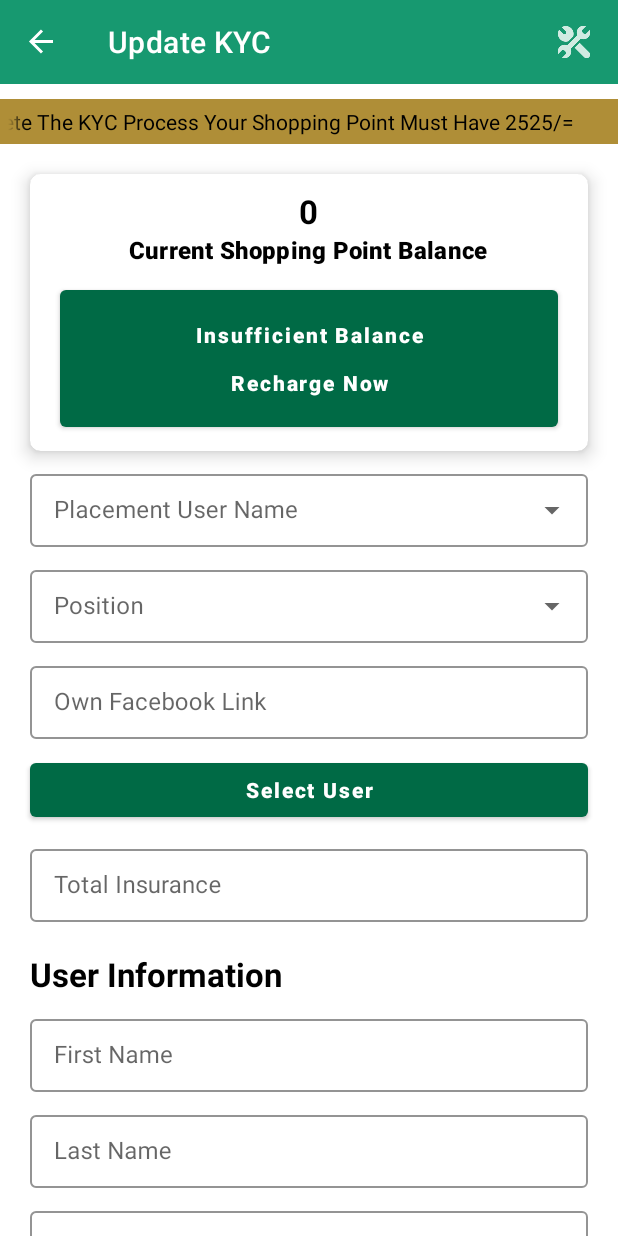
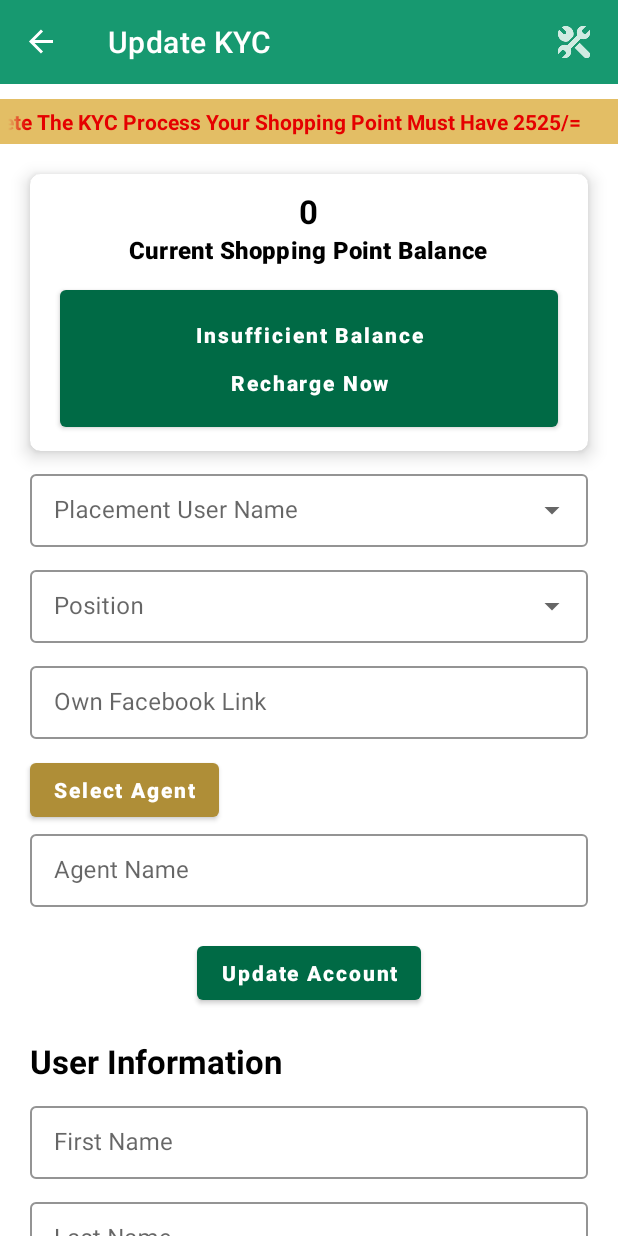
Before and after one commit to IbrarTanim/PBIBD-App, an Android app: the MainActivity screen opened directly, with no data from a screen before it, after a tap on "Update KYC", on a phone screen of 412 x 824 dp. Run offline under Robolectric (Android 15) with nearby library versions, the phone set to English and light mode, and no system bars; our stand-ins replace CircleImageView, navigation-ui; libraries missing offline, so code that uses them is left out: es.dmoral.toasty; 1 statement that could not run was skipped.

Commit message:
13/03/2022 02

```diff
--- a/app/src/main/java/com/pbilbd/network/NetworkInterface.java
+++ b/app/src/main/java/com/pbilbd/network/NetworkInterface.java
@@ -3,6 +3,7 @@ package com.pbilbd.network;
 import com.pbilbd.dto.responses.dashboard.DashboardResponse;
 import com.pbilbd.dto.responses.defaultsuccess.DefaultSuccessResponse;
 import com.pbilbd.dto.responses.loginresponse.LoginResponse;
+import com.pbilbd.dto.responses.placementuser.PlacementUserResponse;
 import com.pbilbd.dto.responses.regresponse.RegistrationResponse;
 import com.pbilbd.dto.responses.shoppingpointtransactions.ShoppingPointTransactionsResponse;
 
@@ -78,4 +79,12 @@ public interface NetworkInterface {
      * */
     @POST("dashboard")
     Call<DashboardResponse> dashboardInfo(@Header("Authorization") String accessToken);
+
+    /**
+     * Placement
+     * User
+     * Search
+     * */
+    @POST("placement")
+    Call<PlacementUserResponse> searchPlacementUser(@Header("Authorization") String accessToken, @Query("username") String placementUser);
 }
--- a/app/src/main/java/com/pbilbd/ui/dashboard/updatekyc/UpdateKYCFragment.java
+++ b/app/src/main/java/com/pbilbd/ui/dashboard/updatekyc/UpdateKYCFragment.java
@@ -1,30 +1,89 @@
 package com.pbilbd.ui.dashboard.updatekyc;
 
+import android.content.Context;
 import android.os.Bundle;
+import android.text.Editable;
+import android.text.TextWatcher;
 import android.view.LayoutInflater;
 import android.view.View;
 import android.view.ViewGroup;
+import android.widget.ArrayAdapter;
 
 import androidx.annotation.NonNull;
 import androidx.annotation.Nullable;
 import androidx.fragment.app.Fragment;
+import androidx.lifecycle.Observer;
+import androidx.lifecycle.ViewModelProvider;
 
 import com.pbilbd.databinding.UpdateKYCFragmentBinding;
+import com.pbilbd.dto.responses.placementuser.Datum;
+import com.pbilbd.dto.responses.placementuser.PlacementUserResponse;
 
 public class UpdateKYCFragment extends Fragment {
 
-    private UpdateKYCViewModel mViewModel;
+    private Context context;
+    private UpdateKYCViewModel viewModel;
     private UpdateKYCFragmentBinding binding;
 
     @Override
     public View onCreateView(@NonNull LayoutInflater inflater, @Nullable ViewGroup container,
                              @Nullable Bundle savedInstanceState) {
         binding = UpdateKYCFragmentBinding.inflate(inflater, container, false);
-
         binding.marqueeText.setSelected(true);
-
+        viewModel =
+                new ViewModelProvider(this).get(UpdateKYCViewModel.class);
+        viewModel.initViewModel(context);
         return binding.getRoot();
     }
 
+    @Override
+    public void onResume() {
+        super.onResume();
 
+        //search placement user on inputs
+        binding.atvPlacementUserName.addTextChangedListener(new TextWatcher() {
+            @Override
+            public void beforeTextChanged(CharSequence charSequence, int i, int i1, int i2) {
+
+            }
+
+            @Override
+            public void onTextChanged(CharSequence charSequence, int i, int i1, int i2) {
+
+            }
+
+            @Override
+            public void afterTextChanged(Editable editable) {
+                String searchPlacementUser = String.valueOf(editable);
+                searchPlacementUser(searchPlacementUser);
+            }
+        });
+    }
+
+    private void searchPlacementUser(String searchPlacementUser) {
+        viewModel.searchPlacementUser(searchPlacementUser)
+                .observe(getViewLifecycleOwner(), new Observer<PlacementUserResponse>() {
+                    @Override
+                    public void onChanged(PlacementUserResponse placementUserResponse) {
+                        if (placementUserResponse != null && placementUserResponse.getData() != null){
+                            if (!placementUserResponse.getData().isEmpty()){
+                                ArrayAdapter<Datum> placementUserSpinnerAdapter = new ArrayAdapter<Datum>(context, android.R.layout.simple_spinner_item, placementUserResponse.getData());
+                                binding.atvPlacementUserName.setAdapter(placementUserSpinnerAdapter);
+                            }
+                        }
+                    }
+                });
+    }
+
+    @Override
+    public void onAttach(@NonNull Context context) {
+        super.onAttach(context);
+        this.context = context;
+    }
+
+    @Override
+    public void onDestroy() {
+        binding = null;
+        super.onDestroy();
+    }
 }
--- /dev/null
+++ b/app/src/main/java/com/pbilbd/ui/dashboard/updatekyc/UpdateKYCRepository.java
@@ -0,0 +1,63 @@
+package com.pbilbd.ui.dashboard.updatekyc;
+
+import android.content.Context;
+import android.util.Log;
+
+import androidx.lifecycle.MutableLiveData;
+
+import com.pbilbd.constants.BaseConstants;
+import com.pbilbd.dto.responses.placementuser.PlacementUserResponse;
+import com.pbilbd.network.NetworkClient;
+import com.pbilbd.network.NetworkInterface;
+import com.pbilbd.utils.SharedPreffManager;
+
+import es.dmoral.toasty.Toasty;
+import retrofit2.Call;
+import retrofit2.Callback;
+import retrofit2.Response;
+
+public class UpdateKYCRepository {
+
+    private Context context;
+    private NetworkInterface networkInterface;
+    private SharedPreffManager preffManager;
+    private String ACCESS_TOKEN;
+    private MutableLiveData<Integer> placementErrorLiveData;
+
+    public UpdateKYCRepository(Context context) {
+        this.context = context;
+        networkInterface = NetworkClient.getNetworkService();
+        preffManager = new SharedPreffManager(context);
+        ACCESS_TOKEN = "Bearer " + preffManager.getString(BaseConstants.ACCESS_TOKEN);
+        placementErrorLiveData = new MutableLiveData<>();
+    }
+
+    public MutableLiveData<PlacementUserResponse> searchPlacementUser(String placementUser){
+
+        MutableLiveData<PlacementUserResponse> liveData = new MutableLiveData<>();
+
+        Log.e("KYC Token", ACCESS_TOKEN);
+
+        Call<PlacementUserResponse> pojoCall = networkInterface.searchPlacementUser(ACCESS_TOKEN, placementUser);
+
+        pojoCall.enqueue(new Callback<PlacementUserResponse>() {
+            @Override
+            public void onResponse(Call<PlacementUserResponse> call, Response<PlacementUserResponse> response) {
+                if (response.code() == 200){
+                    liveData.postValue(response.body());
+                }else if (response.code() == 401){
+                    Toasty.warning(context, BaseConstants.ERROR_UNAUTHORIZED).show();
+                }else {
+                    Toasty.warning(context, "No data found.").show();
+                }
+            }
+
+            @Override
+            public void onFailure(Call<PlacementUserResponse> call, Throwable t) {
+                Toasty.warning(context, BaseConstants.ERROR_FAILURE).show();
+            }
+        });
+
+        return liveData;
+    }
+}
--- a/app/src/main/java/com/pbilbd/ui/dashboard/updatekyc/UpdateKYCViewModel.java
+++ b/app/src/main/java/com/pbilbd/ui/dashboard/updatekyc/UpdateKYCViewModel.java
@@ -1,7 +1,21 @@
 package com.pbilbd.ui.dashboard.updatekyc;
 
+import android.content.Context;
+
+import androidx.lifecycle.MutableLiveData;
 import androidx.lifecycle.ViewModel;
 
+import com.pbilbd.dto.responses.placementuser.PlacementUserResponse;
+
 public class UpdateKYCViewModel extends ViewModel {
-    // TODO: Implement the ViewModel
+
+    private UpdateKYCRepository repository;
+
+    public void initViewModel(Context context) {
+        repository = new UpdateKYCRepository(context);
+    }
+
+    public MutableLiveData<PlacementUserResponse> searchPlacementUser(String placementUser){
+        return repository.searchPlacementUser(placementUser);
+    }
 }
--- a/app/src/main/java/com/pbilbd/ui/settings/SettingsRepository.java
+++ b/app/src/main/java/com/pbilbd/ui/settings/SettingsRepository.java
@@ -33,7 +33,7 @@ public class SettingsRepository {
 
     public void logout(){
 
-        String accessToken = preffManager.getString(BaseConstants.ACCESS_TOKEN);
+        String accessToken = "Bearer " + preffManager.getString(BaseConstants.ACCESS_TOKEN);
         Log.e("Logout", accessToken);
 
         Call<DefaultSuccessResponse> pojoCall = networkInterface.logout(accessToken);
--- a/app/src/main/res/layout/nav_header_main.xml
+++ b/app/src/main/res/layout/nav_header_main.xml
@@ -15,7 +15,7 @@
         android:layout_gravity="center"
         android:contentDescription="@string/nav_header_desc"
         android:src="@drawable/pbi_user_64"
-        app:civ_border_color="@color/primaryLightColor"
+        app:civ_border_color="@color/white"
         app:civ_border_width="@dimen/one"
         app:civ_circle_background_color="@color/profile_background" />
 
@@ -27,7 +27,7 @@
         android:paddingTop="@dimen/five"
         android:text="@string/nav_header_title"
         android:textAppearance="@style/TextAppearance.MaterialComponents.Subtitle1"
-        android:textColor="@color/secondaryTextColor"
+        android:textColor="@color/primaryTextColor"
         android:textStyle="bold" />
 
     <TextView
@@ -39,5 +39,5 @@
         android:paddingTop="@dimen/five"
         android:text="@string/nav_header_subtitle"
         android:textAppearance="@style/TextAppearance.MaterialComponents.Subtitle2"
-        android:textColor="@color/secondaryTextColor" />
+        android:textColor="@color/primaryTextColor" />
 </LinearLayout>
--- a/app/src/main/res/layout/update_k_y_c_fragment.xml
+++ b/app/src/main/res/layout/update_k_y_c_fragment.xml
@@ -16,7 +16,7 @@
             android:layout_width="wrap_content"
             android:layout_height="wrap_content"
             android:layout_marginTop="@dimen/ten"
-            android:background="@color/secondaryColor"
+            android:background="@color/secondaryLightColor"
             android:ellipsize="marquee"
             android:fadingEdge="horizontal"
             android:marqueeRepeatLimit="marquee_forever"
@@ -24,7 +24,8 @@
             android:scrollHorizontally="true"
             android:singleLine="true"
             android:text="To Complete The KYC Process Your Shopping Point Must Have 2525/="
-            android:textColor="@color/black"
+            android:textColor="@color/red"
+            android:textStyle="bold"
             app:layout_constraintEnd_toEndOf="parent"
             app:layout_constraintTop_toTopOf="parent" />
 
@@ -96,12 +97,12 @@
             app:layout_constraintTop_toBottomOf="@+id/balance_card">
 
             <com.google.android.material.textfield.MaterialAutoCompleteTextView
+                android:id="@+id/atv_placement_user_name"
                 android:layout_width="match_parent"
                 android:layout_height="wrap_content"
-                android:inputType="none" />
+                android:inputType="text"/>
 
         </com.google.android.material.textfield.TextInputLayout>
-
 
         <com.google.android.material.textfield.TextInputLayout
             android:id="@+id/position_layout"
@@ -116,12 +117,12 @@
             app:layout_constraintTop_toBottomOf="@+id/placement_user_layout">
 
             <com.google.android.material.textfield.MaterialAutoCompleteTextView
+                android:id="@+id/atv_position"
                 android:layout_width="match_parent"
                 android:layout_height="wrap_content"
                 android:inputType="none" />
 
         </com.google.android.material.textfield.TextInputLayout>
-
 
         <com.google.android.material.textfield.TextInputLayout
             android:id="@+id/own_fb_layout"
@@ -143,35 +144,51 @@
         </com.google.android.material.textfield.TextInputLayout>
 
         <com.google.android.material.button.MaterialButton
-            android:id="@+id/select_user_btn"
-            style="@style/ButtonStyle"
-            android:layout_width="match_parent"
+            android:id="@+id/select_agent_btn"
+            style="@style/ButtonStyleWhite"
+            android:layout_width="wrap_content"
             android:layout_height="wrap_content"
             android:layout_marginStart="@dimen/twenty"
             android:layout_marginTop="@dimen/ten"
             android:layout_marginEnd="@dimen/twenty"
-            android:text="Select User"
-            app:layout_constraintTop_toBottomOf="@+id/own_fb_layout" />
-
+            android:text="Select Agent"
+            app:layout_constraintTop_toBottomOf="@+id/own_fb_layout"
+            app:layout_constraintStart_toStartOf="parent"/>
 
         <com.google.android.material.textfield.TextInputLayout
-            android:id="@+id/total_insurance_layout"
+            android:id="@+id/agent_name_layout"
             style="@style/TextInputLayout"
             android:layout_width="match_parent"
             android:layout_height="wrap_content"
             android:layout_marginStart="@dimen/twenty"
-            android:layout_marginTop="@dimen/ten"
             android:layout_marginEnd="@dimen/twenty"
-            android:hint="Total Insurance"
+            android:hint="Agent Name"
             app:endIconMode="clear_text"
-            app:layout_constraintTop_toBottomOf="@+id/select_user_btn">
+            app:layout_constraintTop_toBottomOf="@+id/select_agent_btn">
 
             <com.google.android.material.textfield.TextInputEditText
                 android:layout_width="match_parent"
                 android:layout_height="wrap_content"
-                android:inputType="number" />
+                android:inputType="none" />
 
         </com.google.android.material.textfield.TextInputLayout>
+
+
+        <com.google.android.material.button.MaterialButton
+            android:id="@+id/update_account_btn"
+            style="@style/ButtonStyle"
+            android:layout_width="wrap_content"
+            android:layout_height="wrap_content"
+            android:layout_marginTop="@dimen/twenty"
+            android:layout_marginBottom="@dimen/thirty"
+            android:text="Update Account"
+            android:textStyle="bold"
+            app:layout_constraintEnd_toEndOf="parent"
+            app:layout_constraintStart_toStartOf="parent"
+            app:layout_constraintTop_toBottomOf="@+id/agent_name_layout" />
+
+
+        <!--User Information Start-->
 
         <com.google.android.material.textview.MaterialTextView
             android:id="@+id/user_info_title"
@@ -186,7 +203,7 @@
             android:textColor="@color/black"
             android:textStyle="bold"
             app:layout_constraintStart_toStartOf="parent"
-            app:layout_constraintTop_toBottomOf="@+id/total_insurance_layout" />
+            app:layout_constraintTop_toBottomOf="@+id/update_account_btn" />
 
         <com.google.android.material.textfield.TextInputLayout
             android:id="@+id/user_first_name_layout"
@@ -609,6 +626,9 @@
 
         </LinearLayout>
 
+        <!--User Information End-->
+
+        <!--Nominee Information Start-->
 
         <com.google.android.material.textview.MaterialTextView
             android:id="@+id/nominee_info_title"
@@ -735,6 +755,9 @@
 
         </com.google.android.material.textfield.TextInputLayout>
 
+        <!--Nominee Information End-->
+
+        <!--Bank Information Start-->
 
         <com.google.android.material.textview.MaterialTextView
             android:id="@+id/bank_info_title"
@@ -830,6 +853,9 @@
 
         </com.google.android.material.textfield.TextInputLayout>
 
+        <!--Bank Information End-->
+
+        <!--Mobile Bank Information Start-->
 
         <com.google.android.material.textview.MaterialTextView
             android:id="@+id/mobile_bank_info_title"
@@ -886,8 +912,11 @@
 
         </com.google.android.material.textfield.TextInputLayout>
 
+        <!--Mobile Bank Information End-->
 
-        <com.google.android.material.textview.MaterialTextView
+        <!--Insurance Information Start-->
+
+        <!--<com.google.android.material.textview.MaterialTextView
             android:id="@+id/insurance_info_title"
             android:layout_width="wrap_content"
             android:layout_height="wrap_content"
@@ -967,20 +996,22 @@
                 android:maxLines="1"
                 android:text="No File Selected" />
 
-        </LinearLayout>
+        </LinearLayout>-->
+
+        <!--Insurance Information End-->
 
         <com.google.android.material.button.MaterialButton
-            android:id="@+id/update_kyc_btn"
+            android:id="@+id/update_details_btn"
             style="@style/ButtonStyle"
-            android:layout_width="@dimen/two_hundred"
+            android:layout_width="wrap_content"
             android:layout_height="wrap_content"
             android:layout_marginTop="@dimen/twenty"
-            android:layout_marginBottom="@dimen/twenty"
-            android:text="Update"
+            android:layout_marginBottom="@dimen/thirty"
+            android:text="Update Details"
             android:textStyle="bold"
             app:layout_constraintEnd_toEndOf="parent"
             app:layout_constraintStart_toStartOf="parent"
-            app:layout_constraintTop_toBottomOf="@+id/insurance_document_layout" />
+            app:layout_constraintTop_toBottomOf="@+id/mobile_bank_number_layout" />
 
 
         <com.google.android.material.card.MaterialCardView
@@ -994,7 +1025,7 @@
             android:padding="@dimen/ten"
             app:cardCornerRadius="@dimen/seven"
             app:cardElevation="@dimen/seven"
-            app:layout_constraintTop_toBottomOf="@+id/update_kyc_btn">
+            app:layout_constraintTop_toBottomOf="@+id/update_details_btn">
 
             <LinearLayout
                 android:layout_width="match_parent"
@@ -1033,7 +1064,7 @@
         <View
             android:layout_width="@dimen/one"
             android:layout_height="@dimen/one"
-            android:layout_marginTop="@dimen/twenty"
+            android:layout_marginTop="?attr/actionBarSize"
             app:layout_constraintStart_toStartOf="parent"
             app:layout_constraintTop_toBottomOf="@+id/change_photo_layout" />
 
--- a/app/src/main/res/values/themes.xml
+++ b/app/src/main/res/values/themes.xml
@@ -60,5 +60,15 @@
         <item name="iconTint">@color/secondaryLightColor</item>
     </style>
 
+    <!-- Button Style White-->
+    <style name="ButtonStyleWhite" parent="Widget.MaterialComponents.Button">
+        <item name="backgroundTint">@color/secondaryColor</item>
+        <item name="rippleColor">@color/primaryDarkColor</item>
+        <item name="android:textColor">@color/primaryTextColor</item>
+        <item name="android:textAllCaps">false</item>
+        <item name="android:textStyle">bold</item>
+        <item name="iconTint">@color/primaryTextColor</item>
+    </style>
+
 
 </resources>
```
Also changed, not shown: app/src/main/java/com/pbilbd/dto/responses/placementuser/Datum.java (added, +74 -0 lines), app/src/main/java/com/pbilbd/dto/responses/placementuser/PlacementUserResponse.java (added, +71 -0 lines), app/src/main/res/layout/shopping_point_transaction_fragment.xml (+85 -73 lines), app/src/main/res/xml/shopping_point_transaction_fragment_scene.xml (added, +41 -0 lines).
